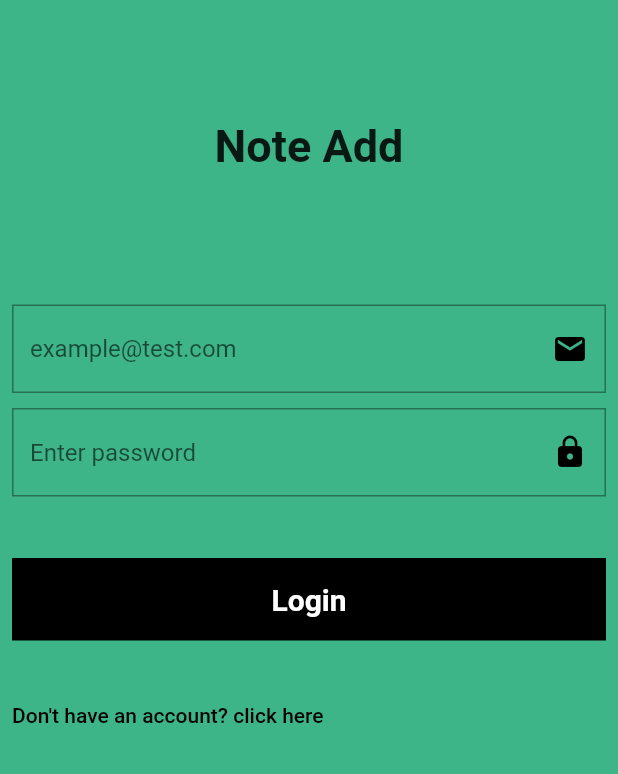
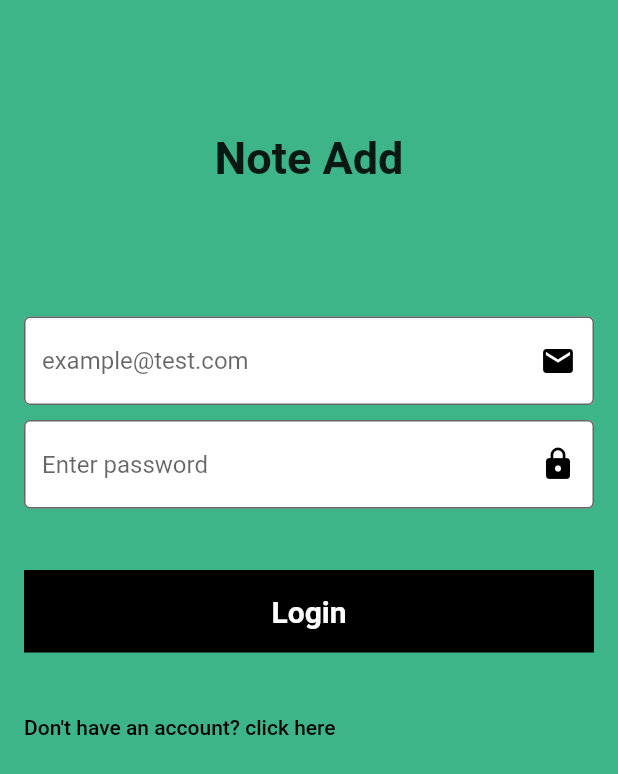
Before and after one commit to seggi/note_add, a Flutter app: the screen it shows after launch, on a phone screen of 412 x 824 dp. Shown: the top 774 px of the screen. Run offline on Flutter 3.47's test engine with Material 2 defaults, Android fonts, the phone set to English and light mode, and no system bars; our stand-ins replace get, get_storage.

Commit message:
add some changes

```diff
--- a/lib/main.dart
+++ b/lib/main.dart
@@ -17,7 +17,7 @@ class MyApp extends StatelessWidget {
     return GetMaterialApp(
       title: 'Note Add',
       theme: ThemeData(
-        primarySwatch: Colors.blue,
+        primarySwatch: Colors.grey,
       ),
       home: const HomeScreen(),
     );
--- a/lib/screens/auth/login.dart
+++ b/lib/screens/auth/login.dart
@@ -18,7 +18,8 @@ class _LoginScreenState extends State<LoginScreen> {
   Widget build(BuildContext context) {
     return Scaffold(
       body: Container(
-        color: fkDefaultColor,
+        padding: const EdgeInsets.all(8.0),
+        color: naDefaultColor,
         child: Column(
           children: [
             Container(
--- a/lib/widgets/share/style.dart
+++ b/lib/widgets/share/style.dart
@@ -1,7 +1,7 @@
 // Custom colors
 import 'package:flutter/material.dart';
 
-const Color fkDefaultColor = Color(0XFF3EB489);
+const Color naDefaultColor = Color(0XFF3EB489);
 
 // Horizontal Spacing
 
--- a/lib/widgets/text_input.dart
+++ b/lib/widgets/text_input.dart
@@ -26,14 +26,16 @@ class _FormInputFieldState extends State<FormInputField> {
           : TextInputType.text,
       textInputAction: TextInputAction.next,
       decoration: InputDecoration(
+          filled: true,
+          fillColor: Colors.white,
           hintText:
               inputName == "email" ? 'example@test.com' : "Enter password",
           suffixIcon: inputName == "email"
               ? const Icon(Icons.email, color: Colors.black)
               : const Icon(Icons.lock, color: Colors.black),
           border: OutlineInputBorder(
-              borderSide: const BorderSide(color: Colors.black, width: 1.0),
-              borderRadius: BorderRadius.circular(0.0))),
+              // borderSide: const BorderSide(color: Colors.black, width: 1.0),
+              borderRadius: BorderRadius.circular(4.0))),
     );
   }
 }
```
